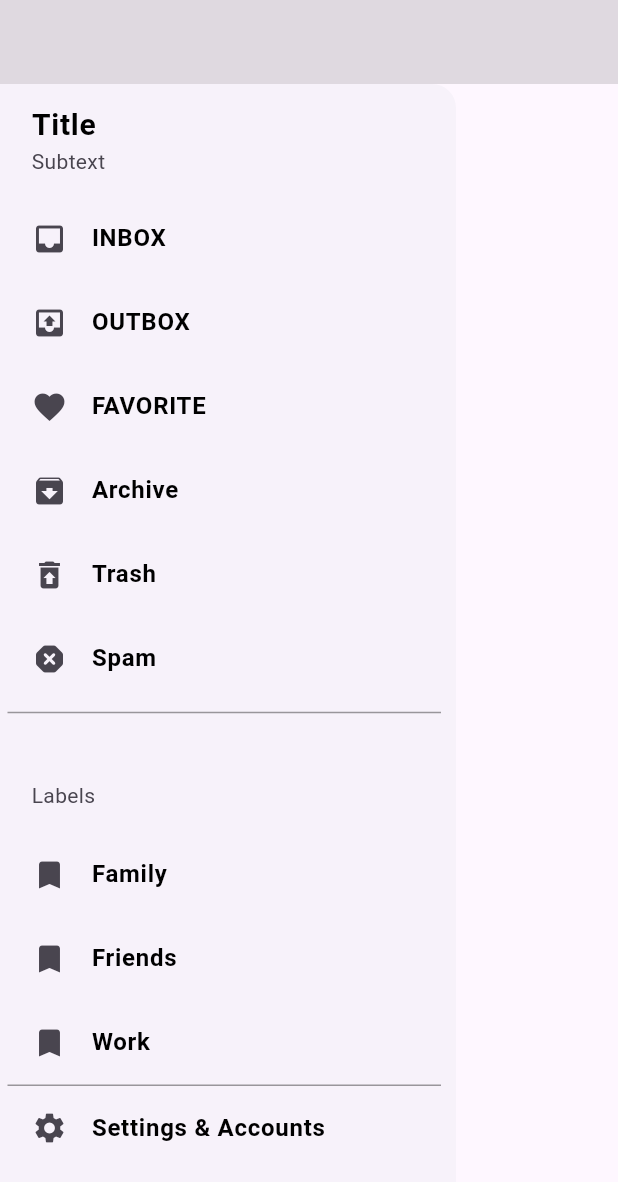
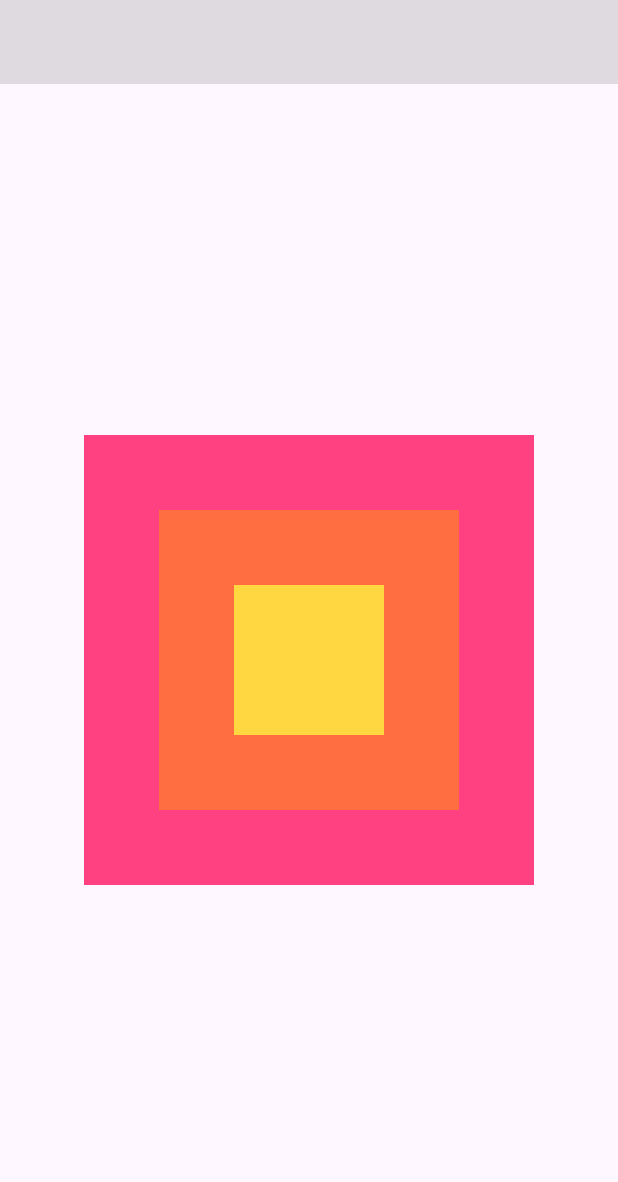
Before and after one commit to takiul-sumon/Flutter-Basic-Project, a Flutter app: the screen it shows after launch, on a phone screen of 412 x 824 dp. Shown: the top 1182 px of the screen. Run offline on Flutter 3.47's test engine with Material 3 defaults, Android fonts, the phone set to English and light mode, and no system bars; our stand-ins replace flutter_svg, google_fonts.

Commit message:
Stack Widget

```diff
--- a/lib/main.dart
+++ b/lib/main.dart
@@ -258,91 +258,157 @@ class _Myappstate extends State<Myapp> {
           backgroundColor: Colors.black12,
 
         ),
-    body: Drawer(
-      child:Padding(
-
-        padding: const EdgeInsets.fromLTRB(5, 3, 10, 4),
-        child: ListView(children: [
-          // Container(
-          //    child:  Column(
-          //      children: [
-          //        Text("Title",style:TextStyle(fontWeight: FontWeight.bold,color: Colors.black,fontSize: 20),),
-          //        Text("Subtext")
-          //      ],
-          //    )
-          //
-          // ),
-          ListTile(
-            title:  Text("Title",style:TextStyle(fontWeight: FontWeight.bold,color: Colors.black,fontSize: 20),),
-            subtitle: Text("Subtext"),
+    // body: Drawer(
+    //   child:Padding(
+    //
+    //     padding: const EdgeInsets.fromLTRB(5, 3, 10, 4),
+    //     child: ListView(children: [
+    //       // Container(
+    //       //    child:  Column(
+    //       //      children: [
+    //       //        Text("Title",style:TextStyle(fontWeight: FontWeight.bold,color: Colors.black,fontSize: 20),),
+    //       //        Text("Subtext")
+    //       //      ],
+    //       //    )
+    //       //
+    //       // ),
+    //       ListTile(
+    //         title:  Text("Title",style:TextStyle(fontWeight: FontWeight.bold,color: Colors.black,fontSize: 20),),
+    //         subtitle: Text("Subtext"),
+    //       ),
+    //
+    //
+    //
+    //       ListTile(
+    //         title: Text("INBOX",style: TextStyle(fontWeight: FontWeight.bold,color: Colors.black),),
+    //         leading: Icon(Icons.inbox),
+    //         onTap: (){
+    //           Inbox();
+    //
+    //
+    //         },
+    //       ),
+    //       ListTile(
+    //         title: Text("OUTBOX",style: TextStyle(fontWeight: FontWeight.bold,color: Colors.black),),
+    //         leading: Icon(Icons.outbox),
+    //
+    //       ),
+    //       ListTile(
+    //         title: Text("FAVORITE",style: TextStyle(fontWeight: FontWeight.bold,color: Colors.black),),
+    //         leading: Icon(Icons.favorite),
+    //       ),
+    //       ListTile(
+    //         title: Text("Archive",style: TextStyle(fontWeight: FontWeight.bold,color: Colors.black),),
+    //         leading: Icon(Icons.archive),
+    //       ),
+    //       ListTile(
+    //         title: Text("Trash",style: TextStyle(fontWeight: FontWeight.bold,color: Colors.black),),
+    //         leading: Icon(Icons.restore_from_trash),
+    //       ),
+    //       ListTile(
+    //         title: Text("Spam",style: TextStyle(fontWeight: FontWeight.bold,color: Colors.black),),
+    //         leading: Icon(Icons.dangerous_rounded),
+    //       ),
+    //       Divider(color: Colors.black38,),
+    //       ListTile(
+    //         subtitle: Text("Labels"),
+    //       ),
+    //
+    //
+    //
+    //       ListTile(
+    //         title: Text("Family",style: TextStyle(fontWeight: FontWeight.bold,color: Colors.black),),
+    //         leading: Icon(Icons.bookmark),
+    //       ),
+    //       ListTile(
+    //         title: Text("Friends",style: TextStyle(fontWeight: FontWeight.bold,color: Colors.black),),
+    //         leading: Icon(Icons.bookmark),
+    //
+    //       ),
+    //       ListTile(
+    //         title: Text("Work",style: TextStyle(fontWeight: FontWeight.bold,color: Colors.black),),
+    //         leading: Icon(Icons.bookmark),
+    //       ),
+    //       Divider(height: 1,
+    //       color: Colors.black38,),
+    //   ListTile(
+    //     title: Text("Settings & Accounts",style: TextStyle(fontWeight: FontWeight.bold,color: Colors.black),),
+    //     leading: Icon(Icons.settings),
+    //
+    //   )
+    //
+    //     ],
+    //
+    //
+    //     ),
+    //   ),
+    // )
+        body: Center(
+          child: Stack(
+            children: [
+              Center(
+                child: Container(
+                  height: 300,
+                  width: 300,
+                  color: Colors.pinkAccent,
+                ),
+              ),
+              Center(
+                child: Container(
+                  width: 200,
+                  height: 200,
+                  color: Colors.deepOrangeAccent,
+                ),
+              ),
+              Center(
+                child: Container(
+                  height:100,
+                  width: 100,
+                  color: Colors.amberAccent
+                ),
+              )
+            ],
           ),
+        )
 
 
 
-          ListTile(
-            title: Text("INBOX",style: TextStyle(fontWeight: FontWeight.bold,color: Colors.black),),
-            leading: Icon(Icons.inbox),
-            onTap: (){
-              Inbox();
-              onTap
 
-            },
-          ),
-          ListTile(
-            title: Text("OUTBOX",style: TextStyle(fontWeight: FontWeight.bold,color: Colors.black),),
-            leading: Icon(Icons.outbox),
 
-          ),
-          ListTile(
-            title: Text("FAVORITE",style: TextStyle(fontWeight: FontWeight.bold,color: Colors.black),),
-            leading: Icon(Icons.favorite),
-          ),
-          ListTile(
-            title: Text("Archive",style: TextStyle(fontWeight: FontWeight.bold,color: Colors.black),),
-            leading: Icon(Icons.archive),
-          ),
-          ListTile(
-            title: Text("Trash",style: TextStyle(fontWeight: FontWeight.bold,color: Colors.black),),
-            leading: Icon(Icons.restore_from_trash),
-          ),
-          ListTile(
-            title: Text("Spam",style: TextStyle(fontWeight: FontWeight.bold,color: Colors.black),),
-            leading: Icon(Icons.dangerous_rounded),
-          ),
-          Divider(color: Colors.black38,),
-          ListTile(
-            subtitle: Text("Labels"),
-          ),
+        // Card Widget
+        // Center(
+        //   child: Card(
+        //     shadowColor: Colors.black38,
+        //     elevation: 15,
+        //     child: Padding(
+        //
+        //       padding: const EdgeInsets.all(8.0),
+        //       child: Column(
+        //         mainAxisSize: MainAxisSize.min,
+        //         children: <Widget>[
+        //          // SizedBox(
+        //          //
+        //          //   child: Text("Hello World",)
+        //          // ,
+        //          // ),
+        //           TextButton(onPressed: (){}, child: Text("Hello World"))
+        //
+        //
+        //         ],
+        //       ),
+        //     ),
+        //   ),
+        // )
 
 
 
-          ListTile(
-            title: Text("Family",style: TextStyle(fontWeight: FontWeight.bold,color: Colors.black),),
-            leading: Icon(Icons.bookmark),
-          ),
-          ListTile(
-            title: Text("Friends",style: TextStyle(fontWeight: FontWeight.bold,color: Colors.black),),
-            leading: Icon(Icons.bookmark),
-
-          ),
-          ListTile(
-            title: Text("Work",style: TextStyle(fontWeight: FontWeight.bold,color: Colors.black),),
-            leading: Icon(Icons.bookmark),
-          ),
-          Divider(height: 1,
-          color: Colors.black38,),
-      ListTile(
-        title: Text("Settings & Accounts",style: TextStyle(fontWeight: FontWeight.bold,color: Colors.black),),
-        leading: Icon(Icons.settings),
-
-      )
-
-        ],
-
-
-        ),
-      ),
-    )
+        // Center(
+        //   child: Card(
+        //     shadowColor: Colors.cyan,
+        //     elevation: 15,
+        //     child: Text("Hello World"),
+        //   ),
+        // ),
 
 
 
```
